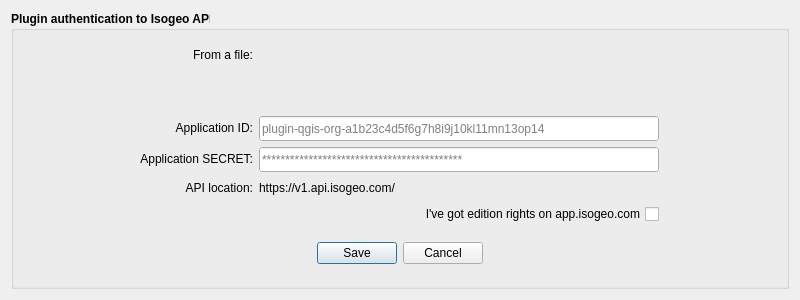
Before: the Qt Designer form ui/auth/ui_authentication.ui in isogeo/isogeo-plugin-qgis, drawn with Qt 5.
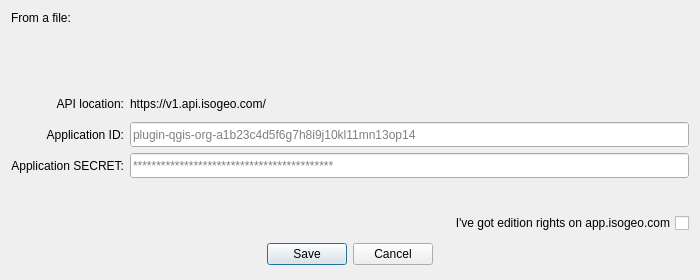
After: the same form once the commit is applied. Icons and pictures are not drawn. Custom widgets are drawn as their Qt base class.

Patch:
```diff
--- a/ui/auth/ui_authentication.ui
+++ b/ui/auth/ui_authentication.ui
@@ -7,8 +7,8 @@
    <rect>
     <x>0</x>
     <y>0</y>
-    <width>800</width>
-    <height>300</height>
+    <width>700</width>
+    <height>280</height>
    </rect>
   </property>
   <property name="sizePolicy">
@@ -19,14 +19,14 @@
   </property>
   <property name="minimumSize">
    <size>
-    <width>800</width>
-    <height>300</height>
+    <width>700</width>
+    <height>280</height>
    </size>
   </property>
   <property name="maximumSize">
    <size>
-    <width>803</width>
-    <height>300</height>
+    <width>700</width>
+    <height>280</height>
    </size>
   </property>
   <property name="windowTitle">
@@ -47,47 +47,19 @@
     <layout class="QVBoxLayout" name="msgbar_vlayout"/>
    </item>
    <item>
-    <widget class="QGroupBox" name="grb_connection_ready">
+    <widget class="QLabel" name="lbl_browse_credentials">
+     <property name="sizePolicy">
+      <sizepolicy hsizetype="Maximum" vsizetype="Preferred">
+       <horstretch>0</horstretch>
+       <verstretch>0</verstretch>
+      </sizepolicy>
+     </property>
      <property name="minimumSize">
       <size>
-       <width>500</width>
-       <height>150</height>
+       <width>125</width>
+       <height>0</height>
       </size>
      </property>
-     <property name="font">
-      <font>
-       <weight>75</weight>
-       <bold>true</bold>
-      </font>
-     </property>
-     <property name="autoFillBackground">
-      <bool>false</bool>
-     </property>
-     <property name="locale">
-      <locale language="English" country="UnitedStates"/>
-     </property>
-     <property name="title">
-      <string>Plugin authentication to Isogeo API</string>
-     </property>
-     <property name="flat">
-      <bool>true</bool>
-     </property>
-     <layout class="QGridLayout" name="gridLayout_2">
-      <item row="3" column="5">
-       <spacer name="horizontalSpacer">
-        <property name="orientation">
-         <enum>Qt::Horizontal</enum>
-        </property>
-        <property name="sizeHint" stdset="0">
-         <size>
-          <width>40</width>
-          <height>20</height>
-         </size>
-        </property>
-       </spacer>
-      </item>
-      <item row="5" column="3">
-       <widget class="QLabel" name="lbl_api_url">
         <property name="font">
          <font>
           <weight>50</weight>
@@ -101,62 +73,36 @@
          <bool>false</bool>
         </property>
         <property name="text">
-         <string>API location:</string>
+      <string>From a file:</string>
         </property>
         <property name="scaledContents">
          <bool>true</bool>
         </property>
         <property name="alignment">
-         <set>Qt::AlignRight|Qt::AlignTrailing|Qt::AlignVCenter</set>
+      <set>Qt::AlignLeading|Qt::AlignLeft|Qt::AlignVCenter</set>
         </property>
        </widget>
       </item>
-      <item row="4" column="5">
-       <spacer name="horizontalSpacer_2">
-        <property name="orientation">
-         <enum>Qt::Horizontal</enum>
-        </property>
-        <property name="sizeHint" stdset="0">
-         <size>
-          <width>40</width>
-          <height>20</height>
-         </size>
-        </property>
-       </spacer>
-      </item>
-      <item row="4" column="2">
-       <spacer name="horizontalSpacer_6">
-        <property name="orientation">
-         <enum>Qt::Horizontal</enum>
-        </property>
-        <property name="sizeHint" stdset="0">
-         <size>
-          <width>40</width>
-          <height>20</height>
-         </size>
-        </property>
-       </spacer>
-      </item>
-      <item row="0" column="4">
+   <item>
        <widget class="QgsFileWidget" name="btn_browse_credentials">
         <property name="enabled">
          <bool>true</bool>
         </property>
         <property name="sizePolicy">
-         <sizepolicy hsizetype="Preferred" vsizetype="Preferred">
-          <horstretch>0</horstretch>
+      <sizepolicy hsizetype="Expanding" vsizetype="Preferred">
+       <horstretch>1</horstretch>
           <verstretch>0</verstretch>
          </sizepolicy>
         </property>
         <property name="minimumSize">
          <size>
-          <width>400</width>
-          <height>30</height>
+       <width>200</width>
+       <height>25</height>
          </size>
         </property>
         <property name="maximumSize">
          <size>
-          <width>475</width>
+       <width>16777215</width>
           <height>30</height>
          </size>
         </property>
@@ -195,24 +141,72 @@
         </property>
        </widget>
       </item>
-      <item row="4" column="4">
-       <widget class="QLineEdit" name="ent_app_secret">
+   <item>
+    <spacer name="verticalSpacer">
+     <property name="orientation">
+      <enum>Qt::Vertical</enum>
+     </property>
+     <property name="sizeHint" stdset="0">
+      <size>
+       <width>20</width>
+       <height>40</height>
+      </size>
+     </property>
+    </spacer>
+   </item>
+   <item>
+    <layout class="QHBoxLayout" name="horizontalLayout_5">
+     <item>
+      <layout class="QVBoxLayout" name="verticalLayout_4">
+       <item>
+        <widget class="QLabel" name="lbl_api_url">
         <property name="sizePolicy">
-         <sizepolicy hsizetype="Expanding" vsizetype="Preferred">
+          <sizepolicy hsizetype="Preferred" vsizetype="Fixed">
           <horstretch>0</horstretch>
           <verstretch>0</verstretch>
          </sizepolicy>
         </property>
         <property name="minimumSize">
          <size>
-          <width>400</width>
+           <width>0</width>
           <height>25</height>
          </size>
         </property>
-        <property name="maximumSize">
+         <property name="font">
+          <font>
+           <weight>50</weight>
+           <bold>false</bold>
+          </font>
+         </property>
+         <property name="toolTip">
+          <string>Only for information, the Isogeo API base URL</string>
+         </property>
+         <property name="autoFillBackground">
+          <bool>false</bool>
+         </property>
+         <property name="text">
+          <string>API location:</string>
+         </property>
+         <property name="scaledContents">
+          <bool>true</bool>
+         </property>
+         <property name="alignment">
+          <set>Qt::AlignRight|Qt::AlignTrailing|Qt::AlignVCenter</set>
+         </property>
+        </widget>
+       </item>
+       <item>
+        <widget class="QLabel" name="lbl_app_id">
+         <property name="sizePolicy">
+          <sizepolicy hsizetype="Preferred" vsizetype="Fixed">
+           <horstretch>0</horstretch>
+           <verstretch>0</verstretch>
+          </sizepolicy>
+         </property>
+         <property name="minimumSize">
          <size>
-          <width>400</width>
-          <height>30</height>
+           <width>0</width>
+           <height>25</height>
          </size>
         </property>
         <property name="font">
@@ -225,27 +219,83 @@
          <enum>Qt::NoFocus</enum>
         </property>
         <property name="autoFillBackground">
-         <bool>true</bool>
-        </property>
+          <bool>false</bool>
+         </property>
+         <property name="locale">
+          <locale language="English" country="UnitedStates"/>
+         </property>
         <property name="text">
-         <string notr="true"/>
-        </property>
-        <property name="maxLength">
-         <number>64</number>
-        </property>
-        <property name="echoMode">
-         <enum>QLineEdit::PasswordEchoOnEdit</enum>
-        </property>
-        <property name="readOnly">
+          <string>Application ID:</string>
+         </property>
+         <property name="scaledContents">
+          <bool>true</bool>
+         </property>
+         <property name="alignment">
+          <set>Qt::AlignRight|Qt::AlignTrailing|Qt::AlignVCenter</set>
+         </property>
+        </widget>
+       </item>
+       <item>
+        <widget class="QLabel" name="lbl_app_secret">
+         <property name="sizePolicy">
+          <sizepolicy hsizetype="Preferred" vsizetype="Fixed">
+           <horstretch>0</horstretch>
+           <verstretch>0</verstretch>
+          </sizepolicy>
+         </property>
+         <property name="minimumSize">
+          <size>
+           <width>0</width>
+           <height>25</height>
+          </size>
+         </property>
+         <property name="font">
+          <font>
+           <weight>50</weight>
+           <bold>false</bold>
+          </font>
+         </property>
+         <property name="autoFillBackground">
+          <bool>false</bool>
+         </property>
+         <property name="locale">
+          <locale language="English" country="UnitedStates"/>
+         </property>
+         <property name="text">
+          <string>Application SECRET:</string>
+         </property>
+         <property name="scaledContents">
          <bool>true</bool>
         </property>
-        <property name="placeholderText">
-         <string notr="true">*******************************************</string>
+         <property name="alignment">
+          <set>Qt::AlignRight|Qt::AlignTrailing|Qt::AlignVCenter</set>
         </property>
        </widget>
       </item>
-      <item row="5" column="4">
+      </layout>
+     </item>
+     <item>
+      <layout class="QVBoxLayout" name="verticalLayout_3">
+       <item>
        <widget class="QLabel" name="lbl_api_url_value">
+         <property name="sizePolicy">
+          <sizepolicy hsizetype="Expanding" vsizetype="Preferred">
+           <horstretch>1</horstretch>
+           <verstretch>0</verstretch>
+          </sizepolicy>
+         </property>
+         <property name="minimumSize">
+          <size>
+           <width>300</width>
+           <height>25</height>
+          </size>
+         </property>
+         <property name="maximumSize">
+          <size>
+           <width>16777215</width>
+           <height>16777215</height>
+          </size>
+         </property>
         <property name="font">
          <font>
           <weight>50</weight>
@@ -271,155 +321,7 @@
         </property>
        </widget>
       </item>
-      <item row="0" column="3">
-       <widget class="QLabel" name="lbl_browse_credentials">
-        <property name="font">
-         <font>
-          <weight>50</weight>
-          <bold>false</bold>
-         </font>
-        </property>
-        <property name="autoFillBackground">
-         <bool>false</bool>
-        </property>
-        <property name="text">
-         <string>From a file:</string>
-        </property>
-        <property name="scaledContents">
-         <bool>true</bool>
-        </property>
-        <property name="alignment">
-         <set>Qt::AlignRight|Qt::AlignTrailing|Qt::AlignVCenter</set>
-        </property>
-       </widget>
-      </item>
-      <item row="2" column="4">
-       <spacer name="verticalSpacer_2">
-        <property name="orientation">
-         <enum>Qt::Vertical</enum>
-        </property>
-        <property name="sizeHint" stdset="0">
-         <size>
-          <width>20</width>
-          <height>40</height>
-         </size>
-        </property>
-       </spacer>
-      </item>
-      <item row="3" column="3">
-       <widget class="QLabel" name="lbl_app_id">
-        <property name="sizePolicy">
-         <sizepolicy hsizetype="Preferred" vsizetype="Fixed">
-          <horstretch>0</horstretch>
-          <verstretch>0</verstretch>
-         </sizepolicy>
-        </property>
-        <property name="font">
-         <font>
-          <weight>50</weight>
-          <bold>false</bold>
-         </font>
-        </property>
-        <property name="autoFillBackground">
-         <bool>false</bool>
-        </property>
-        <property name="locale">
-         <locale language="English" country="UnitedStates"/>
-        </property>
-        <property name="text">
-         <string>Application ID:</string>
-        </property>
-        <property name="scaledContents">
-         <bool>true</bool>
-        </property>
-        <property name="alignment">
-         <set>Qt::AlignRight|Qt::AlignTrailing|Qt::AlignVCenter</set>
-        </property>
-       </widget>
-      </item>
-      <item row="3" column="2">
-       <spacer name="horizontalSpacer_5">
-        <property name="orientation">
-         <enum>Qt::Horizontal</enum>
-        </property>
-        <property name="sizeHint" stdset="0">
-         <size>
-          <width>40</width>
-          <height>20</height>
-         </size>
-        </property>
-       </spacer>
-      </item>
-      <item row="7" column="0" colspan="8">
-       <widget class="QDialogButtonBox" name="btn_ok_cancel">
-        <property name="sizePolicy">
-         <sizepolicy hsizetype="Minimum" vsizetype="Minimum">
-          <horstretch>1</horstretch>
-          <verstretch>1</verstretch>
-         </sizepolicy>
-        </property>
-        <property name="minimumSize">
-         <size>
-          <width>30</width>
-          <height>30</height>
-         </size>
-        </property>
-        <property name="maximumSize">
-         <size>
-          <width>16777215</width>
-          <height>100</height>
-         </size>
-        </property>
-        <property name="font">
-         <font>
-          <weight>50</weight>
-          <bold>false</bold>
-         </font>
-        </property>
-        <property name="focusPolicy">
-         <enum>Qt::StrongFocus</enum>
-        </property>
-        <property name="autoFillBackground">
-         <bool>false</bool>
-        </property>
-        <property name="orientation">
-         <enum>Qt::Horizontal</enum>
-        </property>
-        <property name="standardButtons">
-         <set>QDialogButtonBox::Cancel|QDialogButtonBox::Save</set>
-        </property>
-        <property name="centerButtons">
-         <bool>true</bool>
-        </property>
-       </widget>
-      </item>
-      <item row="5" column="2">
-       <spacer name="horizontalSpacer_7">
-        <property name="orientation">
-         <enum>Qt::Horizontal</enum>
-        </property>
-        <property name="sizeHint" stdset="0">
-         <size>
-          <width>40</width>
-          <height>20</height>
-         </size>
-        </property>
-       </spacer>
-      </item>
-      <item row="0" column="5">
-       <spacer name="horizontalSpacer_3">
-        <property name="orientation">
-         <enum>Qt::Horizontal</enum>
-        </property>
-        <property name="sizeHint" stdset="0">
-         <size>
-          <width>40</width>
-          <height>20</height>
-         </size>
-        </property>
-       </spacer>
-      </item>
-      <item row="3" column="4">
+       <item>
        <widget class="QLineEdit" name="ent_app_id">
         <property name="sizePolicy">
          <sizepolicy hsizetype="Expanding" vsizetype="Preferred">
@@ -429,13 +331,13 @@
         </property>
         <property name="minimumSize">
          <size>
-          <width>400</width>
+           <width>200</width>
           <height>25</height>
          </size>
         </property>
         <property name="maximumSize">
          <size>
-          <width>400</width>
+           <width>16777215</width>
           <height>30</height>
          </size>
         </property>
@@ -471,14 +373,26 @@
         </property>
        </widget>
       </item>
-      <item row="4" column="3">
-       <widget class="QLabel" name="lbl_app_secret">
+       <item>
+        <widget class="QLineEdit" name="ent_app_secret">
         <property name="sizePolicy">
-         <sizepolicy hsizetype="Preferred" vsizetype="Fixed">
-          <horstretch>0</horstretch>
+          <sizepolicy hsizetype="Expanding" vsizetype="Preferred">
+           <horstretch>1</horstretch>
           <verstretch>0</verstretch>
          </sizepolicy>
         </property>
+         <property name="minimumSize">
+          <size>
+           <width>200</width>
+           <height>25</height>
+          </size>
+         </property>
+         <property name="maximumSize">
+          <size>
+           <width>16777215</width>
+           <height>30</height>
+          </size>
+         </property>
         <property name="font">
          <font>
           <weight>50</weight>
@@ -486,36 +400,43 @@
          </font>
         </property>
         <property name="autoFillBackground">
-         <bool>false</bool>
-        </property>
-        <property name="locale">
-         <locale language="English" country="UnitedStates"/>
+          <bool>true</bool>
         </property>
         <property name="text">
-         <string>Application SECRET:</string>
-        </property>
-        <property name="scaledContents">
+          <string notr="true"/>
+         </property>
+         <property name="maxLength">
+          <number>64</number>
+         </property>
+         <property name="echoMode">
+          <enum>QLineEdit::PasswordEchoOnEdit</enum>
+         </property>
+         <property name="readOnly">
          <bool>true</bool>
         </property>
-        <property name="alignment">
-         <set>Qt::AlignRight|Qt::AlignTrailing|Qt::AlignVCenter</set>
+         <property name="placeholderText">
+          <string notr="true">*******************************************</string>
         </property>
        </widget>
       </item>
-      <item row="0" column="2">
-       <spacer name="horizontalSpacer_4">
+      </layout>
+     </item>
+    </layout>
+   </item>
+   <item>
+    <spacer name="verticalSpacer_2">
         <property name="orientation">
-         <enum>Qt::Horizontal</enum>
+      <enum>Qt::Vertical</enum>
         </property>
         <property name="sizeHint" stdset="0">
          <size>
-          <width>40</width>
-          <height>20</height>
+       <width>20</width>
+       <height>40</height>
          </size>
         </property>
        </spacer>
       </item>
-      <item row="6" column="4">
+   <item>
        <widget class="QCheckBox" name="chb_isogeo_editor">
         <property name="minimumSize">
          <size>
@@ -550,25 +471,47 @@
         </property>
        </widget>
       </item>
-     </layout>
-     <zorder>ent_app_id</zorder>
-     <zorder>ent_app_secret</zorder>
-     <zorder>btn_ok_cancel</zorder>
-     <zorder>horizontalSpacer</zorder>
-     <zorder>horizontalSpacer_2</zorder>
-     <zorder>chb_isogeo_editor</zorder>
-     <zorder>btn_browse_credentials</zorder>
-     <zorder>horizontalSpacer_3</zorder>
-     <zorder>verticalSpacer_2</zorder>
-     <zorder>lbl_api_url_value</zorder>
-     <zorder>horizontalSpacer_4</zorder>
-     <zorder>lbl_browse_credentials</zorder>
-     <zorder>lbl_app_id</zorder>
-     <zorder>lbl_app_secret</zorder>
-     <zorder>lbl_api_url</zorder>
-     <zorder>horizontalSpacer_5</zorder>
-     <zorder>horizontalSpacer_6</zorder>
-     <zorder>horizontalSpacer_7</zorder>
+   <item>
+    <widget class="QDialogButtonBox" name="btn_ok_cancel">
+     <property name="sizePolicy">
+      <sizepolicy hsizetype="Minimum" vsizetype="Minimum">
+       <horstretch>1</horstretch>
+       <verstretch>1</verstretch>
+      </sizepolicy>
+     </property>
+     <property name="minimumSize">
+      <size>
+       <width>30</width>
+       <height>30</height>
+      </size>
+     </property>
+     <property name="maximumSize">
+      <size>
+       <width>16777215</width>
+       <height>100</height>
+      </size>
+     </property>
+     <property name="font">
+      <font>
+       <weight>50</weight>
+       <bold>false</bold>
+      </font>
+     </property>
+     <property name="focusPolicy">
+      <enum>Qt::StrongFocus</enum>
+     </property>
+     <property name="autoFillBackground">
+      <bool>false</bool>
+     </property>
+     <property name="orientation">
+      <enum>Qt::Horizontal</enum>
+     </property>
+     <property name="standardButtons">
+      <set>QDialogButtonBox::Cancel|QDialogButtonBox::Save</set>
+     </property>
+     <property name="centerButtons">
+      <bool>true</bool>
+     </property>
     </widget>
    </item>
   </layout>
```
Left out of the diff: 9 changed lines with no effect on the pictures. Lines whose indentation alone changed are shown as unchanged.
